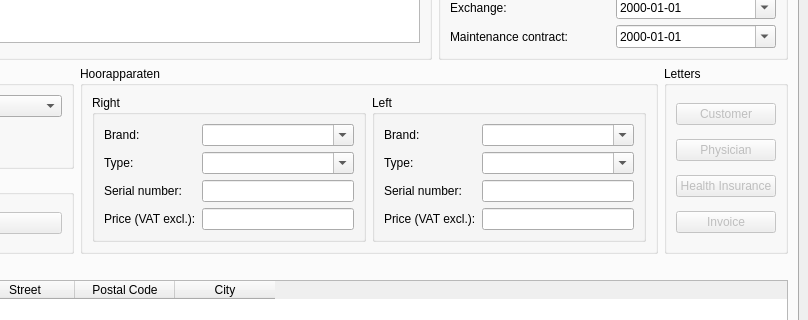
This is AudioAdmin/ui/universe.ui in Roelio81/audioadmin as Qt 5 draws it before an edit; both pictures show x 246 to 1054 and y 328 to 648 of the 1054 by 848 pixel window. The edited form follows.
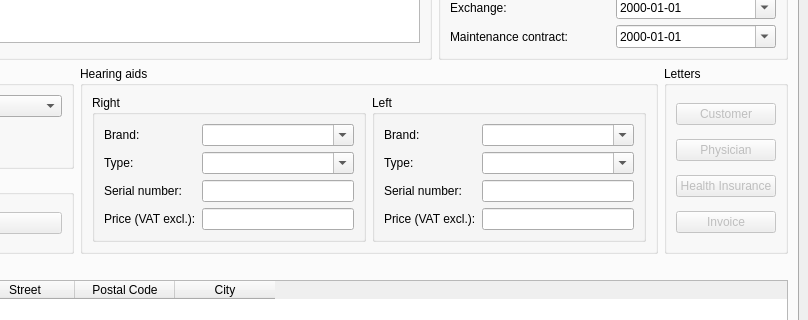
This is the edited form. Icons and pictures are not drawn.

```diff
--- a/AudioAdmin/ui/universe.ui
+++ b/AudioAdmin/ui/universe.ui
@@ -517,7 +517,7 @@
           <item>
            <widget class="QGroupBox" name="g_hoorapparaten">
             <property name="title">
-             <string>Hoorapparaten</string>
+             <string>Hearing aids</string>
             </property>
             <layout class="QGridLayout" name="gridLayout_5">
              <item row="0" column="0">
```
Left out of the diff: 272 changed lines with no effect on the pictures.
